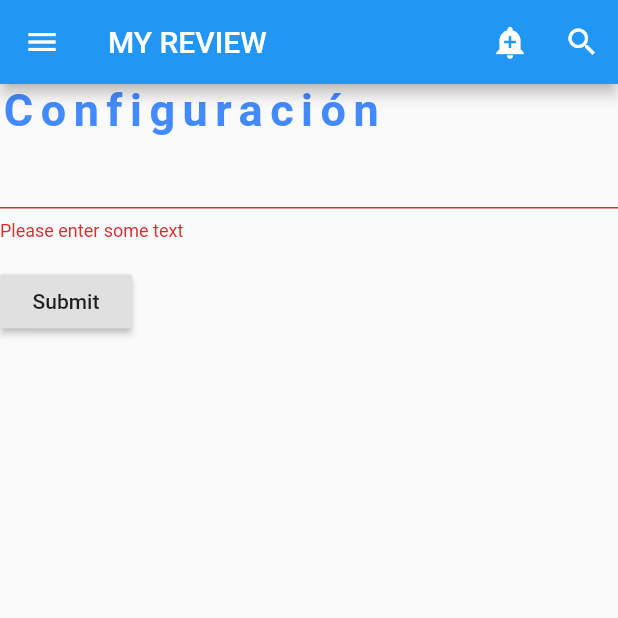
After one commit to Kegara/vetitiliber, a Flutter app: the ConfiperfilPage screen opened directly, after a tap on "Submit", on a phone screen of 412 x 824 dp, the top half of it. The commit adds this screen. Run offline on Flutter 3.47's test engine with Material 2 defaults, Android fonts, the phone set to English and light mode, and no system bars; our stand-ins replace fluttertoast.

Commit message:
Probando la configuración del perfil

```diff
--- a/lib/componentes/menulateral.dart
+++ b/lib/componentes/menulateral.dart
@@ -3,6 +3,7 @@ import 'package:vetitiliber/login/bodyL.dart';
 import 'package:vetitiliber/perfil/perfil.dart';
 import 'package:vetitiliber/inicio/inicio.dart';
 import 'package:vetitiliber/Busquedas/busquedaG.dart';
+import 'package:vetitiliber/perfil/confiperfil.dart';
 
 class MenuLateral extends StatelessWidget {
   @override
@@ -19,7 +20,6 @@ class MenuLateral extends StatelessWidget {
               title: Text("Inicio"),
               onTap: () {
                 Navigator.of(context).pushNamed(StartPage.id);
-
               },
             ),
           ),
@@ -38,7 +38,9 @@ class MenuLateral extends StatelessWidget {
           Divider(),
           new ListTile(
             title: Text("Configuración"),
-            onTap: () {},
+            onTap: () {
+              Navigator.of(context).pushNamed(ConfiperfilPage.id);
+            },
           ),
           Divider(),
           new ListTile(
@@ -48,7 +50,6 @@ class MenuLateral extends StatelessWidget {
             title: Text("Genero"),
             onTap: () {
               Navigator.of(context).pushNamed(SearchPage.id);
-
             },
             leading: GestureDetector(
               behavior: HitTestBehavior.translucent,
@@ -111,7 +112,7 @@ class MenuLateral extends StatelessWidget {
   }
 }
 
-AppBar1(String x,BuildContext context){
+AppBar1(String x, BuildContext context) {
   return new AppBar(
     title: Text("MY REVIEW"),
     actions: [
@@ -132,6 +133,5 @@ return new AppBar(
         },
       )
     ],
-
   );
 }
--- /dev/null
+++ b/lib/perfil/confiperfil.dart
@@ -0,0 +1,102 @@
+import 'package:flutter/material.dart';
+import 'package:vetitiliber/componentes/menulateral.dart';
+
+class ConfiperfilPage extends StatefulWidget {
+  ConfiperfilPage({Key key, this.title}) : super(key: key);
+  final String title;
+
+  static String id = 'ConfiperfilPage';
+  @override
+  _ConfiperfilPageState createState() => _ConfiperfilPageState();
+}
+
+class _ConfiperfilPageState extends State<ConfiperfilPage> {
+  @override
+  Widget build(BuildContext context) {
+    return Scaffold(
+      drawer: MenuLateral(),
+      appBar: AppBar(
+        title: Text("MY REVIEW"),
+        actions: [
+          IconButton(
+            icon: const Icon(Icons.add_alert),
+            tooltip: 'Show Snackbar',
+            onPressed: () {
+              ScaffoldMessenger.of(context).showSnackBar(
+                  const SnackBar(content: Text('This is a snackbar')));
+            },
+          ),
+          IconButton(
+            icon: const Icon(Icons.search),
+            tooltip: 'Show Snackbar',
+            onPressed: () {
+              ScaffoldMessenger.of(context).showSnackBar(
+                  const SnackBar(content: Text('This is a snackbar')));
+            },
+          )
+        ],
+      ),
+      body: MyCustomForm(),
+    );
+  }
+}
+
+// Crea un Widget Form
+class MyCustomForm extends StatefulWidget {
+  @override
+  MyCustomFormState createState() {
+    return MyCustomFormState();
+  }
+}
+
+// Crea una clase State correspondiente. Esta clase contendrá los datos relacionados con
+// el formulario.
+class MyCustomFormState extends State<MyCustomForm> {
+  // Crea una clave global que identificará de manera única el widget Form
+  // y nos permita validar el formulario
+  //
+  // Nota: Esto es un GlobalKey<FormState>, no un GlobalKey<MyCustomFormState>!
+  final _formKey = GlobalKey<FormState>();
+
+  @override
+  Widget build(BuildContext context) {
+    // Crea un widget Form usando el _formKey que creamos anteriormente
+    return Form(
+      key: _formKey,
+      child: Column(
+        crossAxisAlignment: CrossAxisAlignment.start,
+        children: <Widget>[
+          Text(
+              "Configuración", //Texto inicial de la sección para ver el perfil propio
+              style: new TextStyle(
+                  fontSize: 30,
+                  fontWeight: FontWeight.bold,
+                  letterSpacing: 5.0,
+                  color: Colors.blueAccent)),
+          TextFormField(
+            validator: (value) {
+              if (value.isEmpty) {
+                return 'Please enter some text';
+              }
+            },
+          ),
+          Padding(
+            padding: const EdgeInsets.symmetric(vertical: 16.0),
+            child: RaisedButton(
+              onPressed: () {
+                // devolverá true si el formulario es válido, o falso si
+                // el formulario no es válido.
+                if (_formKey.currentState.validate()) {
+                  // Si el formulario es válido, queremos mostrar un Snackbar
+                  Scaffold.of(context)
+                      .showSnackBar(SnackBar(content: Text('Processing Data')));
+                }
+              },
+              child: Text('Submit'),
+            ),
+          ),
+        ],
+      ),
+    );
+  }
+}
```
Lines whose indentation alone changed are shown as unchanged.
